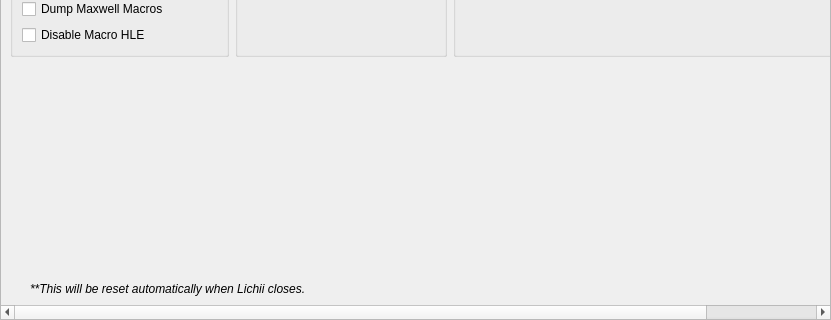
Before: the Qt Designer form src/yuzu/configuration/configure_debug.ui in Djipi71/OOT, drawn with Qt 5; both pictures show x 0 to 831 and y 440 to 760 of the 831 by 760 pixel window.
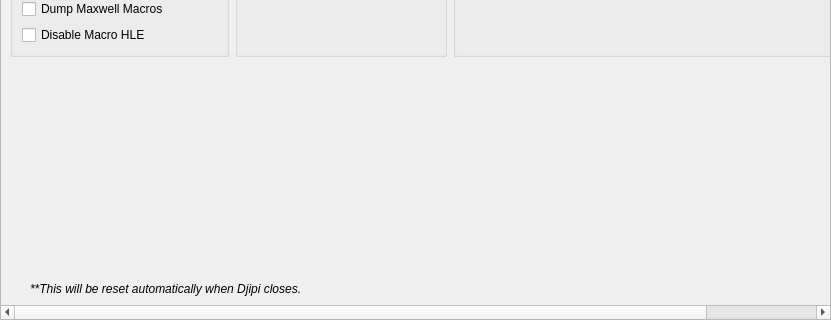
After: the same form once the commit is applied.

Commit message:
Rebrand visible names to Djipi / OOT Remake
Window titles, dialogs, menus, hotkey label, version ("Djipi v1", from
dist/djipi_version.txt), log banner and update repo now name Djipi / OOT Remake
instead of Lichii / Frizti. Identifiers, file names, cache directories and
source copyright notices are unchanged; the About text and README credit the
upstream projects.

The edit to the form file:
```diff
--- a/src/yuzu/configuration/configure_debug.ui
+++ b/src/yuzu/configuration/configure_debug.ui
@@ -784,7 +784,7 @@
        </font>
       </property>
       <property name="text">
-    <string>**This will be reset automatically when Lichii closes.</string>
+    <string>**This will be reset automatically when Djipi closes.</string>
       </property>
       <property name="indent">
        <number>20</number>
```
The commit also changes 24 other files.
